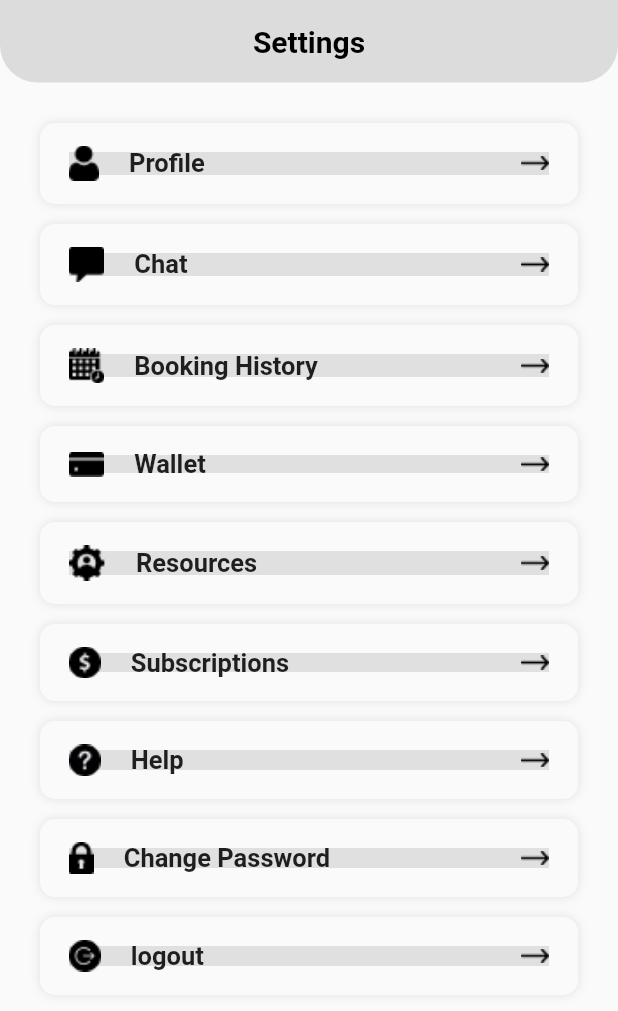
After one commit to rushit5560/Booking_Management_Project, a Flutter app: the screen it shows after launch, on a phone screen of 412 x 824 dp. The commit adds this screen. Shown: the top 1011 px of the screen. Run offline on Flutter 3.47's test engine with Material 2 defaults, Android fonts, the phone set to English and light mode, and no system bars; our stand-ins replace flutter_rating_bar, get, pin_input_text_field.

Commit message:
Vendor Side (Settings Screen UI)

```diff
--- a/booking_management/lib/common_modules/constants/app_images.dart
+++ b/booking_management/lib/common_modules/constants/app_images.dart
@@ -30,6 +30,9 @@ class AppImages {
   static const logoutImg = root + "logout.png";
   static const chatImg = root + "chat.png";
   static const dropDownArrowImg = root + "drop_down_arrow.png";
+  static const changePasswordImg = root + "change_password.png";
+  static const resourcesImg = root + "resources.png";
+  static const subscriptionsImg = root + "subscriptions.png";
 
 
 }
--- a/booking_management/lib/common_modules/constants/enums.dart
+++ b/booking_management/lib/common_modules/constants/enums.dart
@@ -12,3 +12,15 @@ enum UserSettingScreenOption {
    help,
    logOut
 }
+
+enum VendorSettingScreenOption {
+   profile,
+   chat,
+   bookingHistory,
+   wallet,
+   resources,
+   subscription,
+   help,
+   changePassword,
+   logout
+}
--- a/booking_management/lib/main.dart
+++ b/booking_management/lib/main.dart
@@ -1,7 +1,8 @@
+import 'package:booking_management/user_side/screens/index_screen/index_screen.dart';
 import 'package:flutter/material.dart';
 import 'package:get/get.dart';
-import 'user_side/screens/index_screen/index_screen.dart';
 
+import 'vendor_side/screens/vendor_settings_screen/vendor_settings_screen.dart';
 
 void main() {
   runApp(const MyApp());
@@ -15,7 +16,7 @@ class MyApp extends StatelessWidget {
     return GetMaterialApp(
       title: "Booking Management System",
       debugShowCheckedModeBanner: false,
-      home: IndexScreen(),
+      home: VendorSettingsScreen(),
     );
   }
 }
--- a/booking_management/lib/user_side/screens/user_settings_screen/user_settings_screen.dart
+++ b/booking_management/lib/user_side/screens/user_settings_screen/user_settings_screen.dart
@@ -67,7 +67,7 @@ class UserSettingsScreen extends StatelessWidget {
                     SizedBox(height: 20),
 
                   ],
-                ).commonAllSidePadding(20),
+                ).commonAllSidePadding(30),
               ),
             ),
           ],
--- /dev/null
+++ b/booking_management/lib/vendor_side/controllers/vendor_settings_screen_controller/vendor_settings_screen_controller.dart
@@ -0,0 +1,3 @@
+import 'package:get/get.dart';
+
+class VendorSettingsScreenController extends GetxController {}
--- /dev/null
+++ b/booking_management/lib/vendor_side/screens/vendor_settings_screen/vendor_settings_screen.dart
@@ -0,0 +1,104 @@
+import 'package:booking_management/common_modules/extension_methods/extension_methods.dart';
+import 'package:flutter/material.dart';
+import 'package:get/get.dart';
+
+import '../../../common_modules/constants/app_images.dart';
+import '../../../common_modules/constants/enums.dart';
+import '../../../common_modules/custom_appbar/custom_appbar.dart';
+import '../../controllers/vendor_settings_screen_controller/vendor_settings_screen_controller.dart';
+import 'vendor_settings_screen_widgets.dart';
+
+class VendorSettingsScreen extends StatelessWidget {
+  VendorSettingsScreen({Key? key}) : super(key: key);
+  final vendorSettingsScreenController = Get.put(VendorSettingsScreenController());
+
+  @override
+  Widget build(BuildContext context) {
+    return Scaffold(
+      body: SafeArea(
+        child: Column(
+          children: [
+            const CommonAppBarModule(
+              title: 'Settings',
+              appBarOption: AppBarOption.none,
+            ),
+
+            Expanded(
+              child: SingleChildScrollView(
+                child: Column(
+                  children: const [
+
+                    VendorSettingScreenSingleItemModule(
+                      img: AppImages.profileImg,
+                      name: 'Profile',
+                      vendorSettingScreenOption: VendorSettingScreenOption.profile,
+                    ),
+                    SizedBox(height: 20),
+
+                    VendorSettingScreenSingleItemModule(
+                      img: AppImages.chatImg,
+                      name: 'Chat',
+                      vendorSettingScreenOption: VendorSettingScreenOption.chat,
+                    ),
+                    SizedBox(height: 20),
+
+                    VendorSettingScreenSingleItemModule(
+                      img: AppImages.bookingHistoryImg,
+                      name: 'Booking History',
+                      vendorSettingScreenOption: VendorSettingScreenOption.bookingHistory,
+                    ),
+                    SizedBox(height: 20),
+
+                    VendorSettingScreenSingleItemModule(
+                      img: AppImages.paymentImg,
+                      name: 'Wallet',
+                      vendorSettingScreenOption: VendorSettingScreenOption.wallet,
+                    ),
+                    SizedBox(height: 20),
+
+                    VendorSettingScreenSingleItemModule(
+                      img: AppImages.resourcesImg,
+                      name: 'Resources',
+                      vendorSettingScreenOption: VendorSettingScreenOption.resources,
+                    ),
+                    SizedBox(height: 20),
+
+                    VendorSettingScreenSingleItemModule(
+                      img: AppImages.subscriptionsImg,
+                      name: 'Subscriptions',
+                      vendorSettingScreenOption: VendorSettingScreenOption.subscription,
+                    ),
+                    SizedBox(height: 20),
+
+                    VendorSettingScreenSingleItemModule(
+                      img: AppImages.helpImg,
+                      name: 'Help',
+                      vendorSettingScreenOption: VendorSettingScreenOption.help,
+                    ),
+                    SizedBox(height: 20),
+
+                    VendorSettingScreenSingleItemModule(
+                      img: AppImages.changePasswordImg,
+                      name: 'Change Password',
+                      vendorSettingScreenOption: VendorSettingScreenOption.changePassword,
+                    ),
+                    SizedBox(height: 20),
+
+                    VendorSettingScreenSingleItemModule(
+                      img: AppImages.logoutImg,
+                      name: 'logout',
+                      vendorSettingScreenOption: VendorSettingScreenOption.logout,
+                    ),
+                    // SizedBox(height: 20),
+
+
+                  ],
+                ).commonAllSidePadding(30),
+              ),
+            ),
+          ],
+        ),
+      ),
+    );
+  }
+}
--- /dev/null
+++ b/booking_management/lib/vendor_side/screens/vendor_settings_screen/vendor_settings_screen_widgets.dart
@@ -0,0 +1,84 @@
+import 'package:flutter/material.dart';
+import 'package:get/get.dart';
+
+import '../../../common_modules/constants/app_images.dart';
+import '../../../common_modules/constants/enums.dart';
+import '../../controllers/vendor_settings_screen_controller/vendor_settings_screen_controller.dart';
+
+VendorSettingsScreenController screenController = Get.find<VendorSettingsScreenController>();
+
+class VendorSettingScreenSingleItemModule extends StatelessWidget {
+  final String name;
+  final String img;
+  final VendorSettingScreenOption vendorSettingScreenOption;
+
+  const VendorSettingScreenSingleItemModule({
+    Key? key,
+    required this.name,
+    required this.img,
+    required this.vendorSettingScreenOption,
+  }) : super(key: key);
+
+  @override
+  Widget build(BuildContext context) {
+    return GestureDetector(
+      onTap: () =>
+          singleItemOnTap(vendorSettingScreenOption: vendorSettingScreenOption),
+      child: Container(
+        decoration: BoxDecoration(
+          borderRadius: BorderRadius.circular(10),
+          boxShadow: [
+            BoxShadow(
+              spreadRadius: 3,
+              blurRadius: 5,
+              color: Colors.grey.shade300,
+              blurStyle: BlurStyle.outer,
+            ),
+          ],
+        ),
+        child: Padding(
+          padding: const EdgeInsets.symmetric(horizontal: 16, vertical: 12),
+          child: Row(
+            children: [
+              Expanded(
+                child: Row(
+                  children: [
+                    Image.asset(img, scale: 0.85),
+                    const SizedBox(width: 20),
+                    Expanded(
+                      child: Text(
+                        name,
+                        style: const TextStyle(
+                          fontWeight: FontWeight.bold,
+                          fontSize: 17,
+                        ),
+                      ),
+                    ),
+                  ],
+                ),
+              ),
+              Image.asset(AppImages.rightArrowImg, scale: 0.95),
+            ],
+          ),
+        ),
+      ),
+    );
+  }
+
+  singleItemOnTap(
+      {required VendorSettingScreenOption vendorSettingScreenOption}) {
+    if (vendorSettingScreenOption == VendorSettingScreenOption.profile) {
+    } else if (vendorSettingScreenOption == VendorSettingScreenOption.chat) {
+    } else if (vendorSettingScreenOption ==
+        VendorSettingScreenOption.bookingHistory) {
+    } else if (vendorSettingScreenOption == VendorSettingScreenOption.wallet) {
+    } else if (vendorSettingScreenOption ==
+        VendorSettingScreenOption.resources) {
+    } else if (vendorSettingScreenOption ==
+        VendorSettingScreenOption.subscription) {
+    } else if (vendorSettingScreenOption == VendorSettingScreenOption.help) {
+    } else if (vendorSettingScreenOption ==
+        VendorSettingScreenOption.changePassword) {
+    } else if (vendorSettingScreenOption == VendorSettingScreenOption.logout) {}
+  }
+}
```
Also changed, not shown: booking_management/assets/images/change_password.png (added), booking_management/assets/images/resources.png (added), booking_management/assets/images/subscriptions.png (added).
